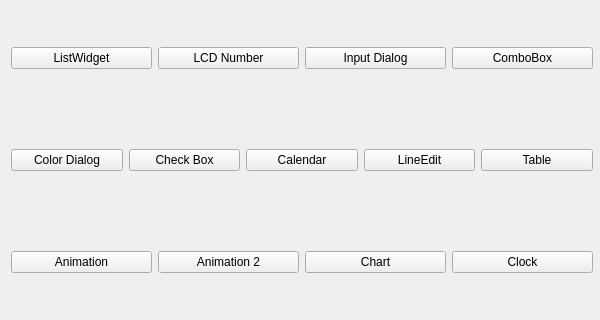
Qt form mainwindow.ui (OlesSt/qt_BasicWidgets) before a commit; both pictures show x 0 to 600 and y 139 to 459 of the 600 by 600 pixel window.
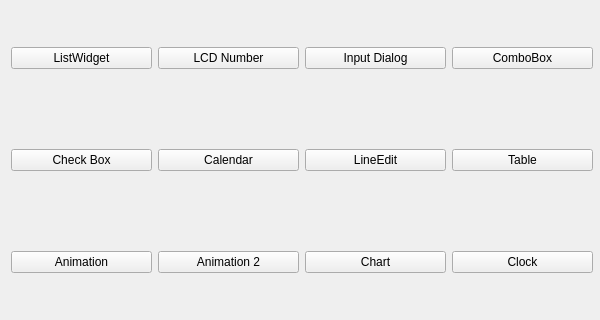
The same form after that commit.

Commit message: Implement CheckBox

```diff
--- a/mainwindow.ui
+++ b/mainwindow.ui
@@ -103,13 +103,6 @@
      </item>
      <item>
       <layout class="QHBoxLayout" name="horizontalLayout_3">
-       <item>
-        <widget class="QPushButton" name="pushColorDialog">
-         <property name="text">
-          <string>Color Dialog</string>
-         </property>
-        </widget>
-       </item>
        <item>
         <widget class="QPushButton" name="pushCheckBox">
          <property name="text">
```
The commit also changes 6 other files.
